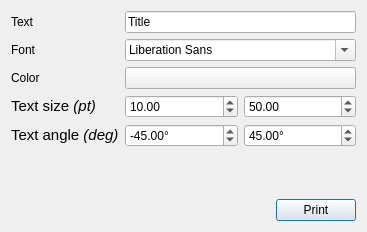
Qt form widget.ui (antigol/EndpaperMaker) before a commit.
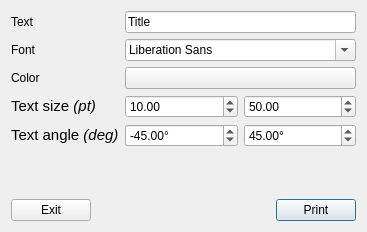
The same form after that commit.

Commit message: Ajouté le boutton "Exit"

Diff of the .ui file:
```diff
--- a/widget.ui
+++ b/widget.ui
@@ -146,6 +146,13 @@
    </item>
    <item>
     <layout class="QHBoxLayout" name="horizontalLayout_3">
+     <item>
+      <widget class="QPushButton" name="exitPushButton">
+       <property name="text">
+        <string>Exit</string>
+       </property>
+      </widget>
+     </item>
      <item>
       <spacer name="horizontalSpacer">
        <property name="orientation">
```
The commit also changes 1 other file.
